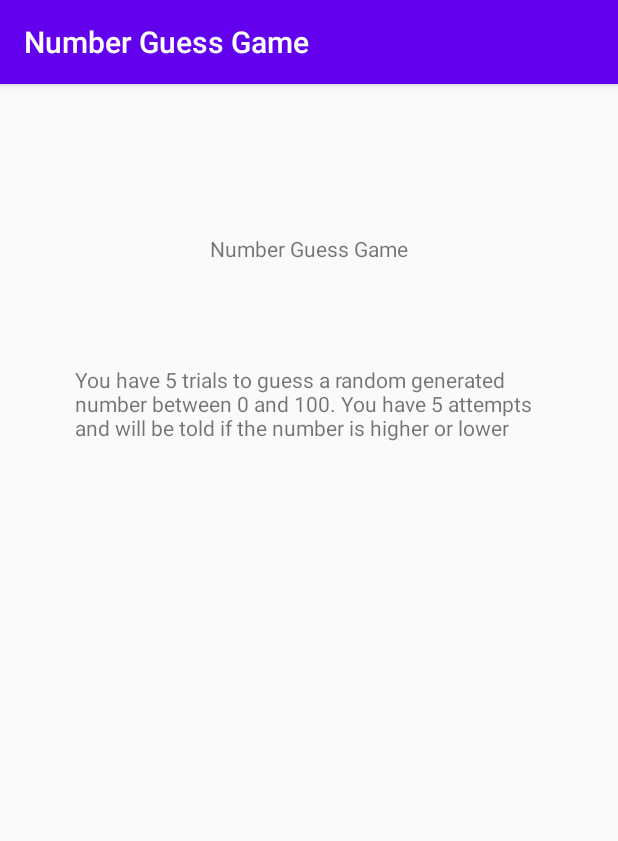
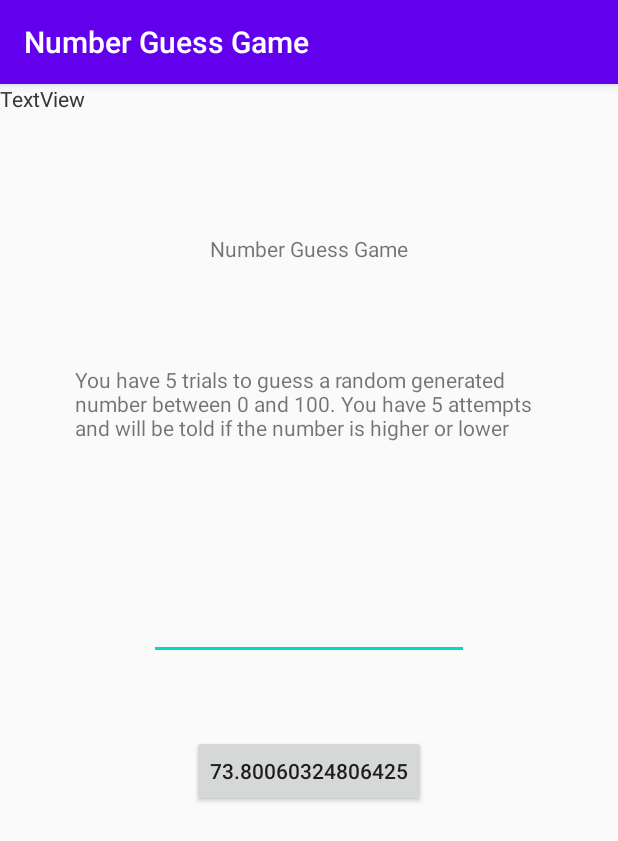
Before and after one commit to natseeto/numberGuess, an Android app: the screen it shows after launch (MainActivity), on a phone screen of 412 x 824 dp. Shown: the top 841 px of the screen. Run offline under Robolectric (Android 15) with nearby library versions, the phone set to English and light mode, and no system bars.

Commit message:
Button testing

```diff
--- a/app/src/main/java/com/example/numberguess/MainActivity.java
+++ b/app/src/main/java/com/example/numberguess/MainActivity.java
@@ -4,12 +4,16 @@ import androidx.appcompat.app.AppCompatActivity;
 
 import android.os.Bundle;
 import android.widget.Button;
+import android.widget.EditText;
 import android.widget.TextView;
 
 public class MainActivity extends AppCompatActivity {
 
-    private Button startButton;
+    private Button guessButton;
     private TextView desc;
+    private TextView higher;
+    private TextView lower;
+    private EditText userGuess;
 
     @Override
     protected void onCreate(Bundle savedInstanceState) {
@@ -17,8 +21,16 @@ public class MainActivity extends AppCompatActivity {
         setContentView(R.layout.activity_main);
 
         setTitle("Number Guess Game");
+        int max = 100;
+        int min = 0;
+        double x = (Math.random()*((max-min)+1))+min;
 
         desc = findViewById(R.id.desc);
         desc.setText("You have 5 trials to guess a random generated number between 0 and 100. You have 5 attempts and will be told if the number is higher or lower");
+
+        guessButton = findViewById(R.id.guessButton);
+        guessButton.setText(String.valueOf(x));
+        userGuess = findViewById(R.id.userGuess);
+
     }
 }
--- a/app/src/main/res/layout/activity_main.xml
+++ b/app/src/main/res/layout/activity_main.xml
@@ -31,4 +31,43 @@
         app:layout_constraintStart_toStartOf="parent"
         app:layout_constraintTop_toBottomOf="@+id/textView" />
 
+    <EditText
+        android:id="@+id/userGuess"
+        android:layout_width="wrap_content"
+        android:layout_height="wrap_content"
+        android:layout_marginTop="100dp"
+        android:ems="10"
+        android:inputType="number"
+        app:layout_constraintEnd_toEndOf="parent"
+        app:layout_constraintHorizontal_bias="0.5"
+        app:layout_constraintStart_toStartOf="parent"
+        app:layout_constraintTop_toBottomOf="@+id/desc" />
+
+    <Button
+        android:id="@+id/guessButton"
+        android:layout_width="wrap_content"
+        android:layout_height="wrap_content"
+        android:layout_marginTop="50dp"
+        android:text="Button"
+        app:layout_constraintEnd_toEndOf="parent"
+        app:layout_constraintHorizontal_bias="0.5"
+        app:layout_constraintStart_toStartOf="parent"
+        app:layout_constraintTop_toBottomOf="@+id/userGuess" />
+
+    <TextView
+        android:id="@+id/higher"
+        android:layout_width="wrap_content"
+        android:layout_height="wrap_content"
+        android:text="TextView"
+        tools:layout_editor_absoluteX="181dp"
+        tools:layout_editor_absoluteY="522dp" />
+
+    <TextView
+        android:id="@+id/lower"
+        android:layout_width="wrap_content"
+        android:layout_height="wrap_content"
+        android:text="TextView"
+        app:layout_constraintStart_toStartOf="@+id/higher"
+        app:layout_constraintTop_toTopOf="@+id/higher" />
+
 </androidx.constraintlayout.widget.ConstraintLayout>
```
